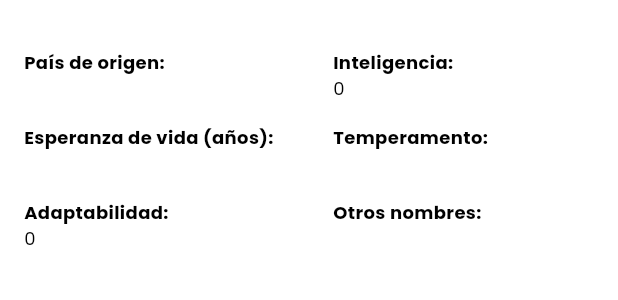
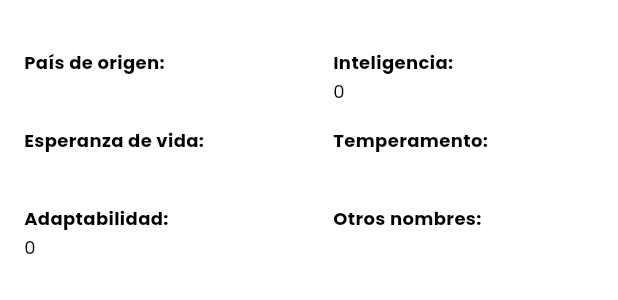
Before and after one commit to chrisr04/catbreeds, a Flutter app: the CatBreedAttributes widget shown alone on an empty page, opened directly with empty values, on a phone screen of 412 x 824 dp. Shown: the top 300 px of the screen. Run offline on Flutter 3.47's test engine with Material 3 defaults, Android fonts, the phone set to English and light mode, and no system bars; network calls fail.

Commit message:
Visual changes

```diff
--- a/lib/shared/values/strings.dart
+++ b/lib/shared/values/strings.dart
@@ -1,13 +1,13 @@
 class AppStrings {
-  static const appName = 'Catbreeds';
   static const more = 'Más';
   static const originCountry = 'País de origen:';
   static const intelligence = 'Inteligencia:';
   static const searchYourFavariteCatsByBreed =
       'Busca tus gatos favoritos por raza';
   static const adaptability = 'Adaptabilidad:';
-  static const lifeSpan = 'Esperanza de vida (años):';
+  static const lifeSpan = 'Esperanza de vida:';
   static const alternativeNames = 'Otros nombres:';
   static const temperament = 'Temperamento:';
   static const noResultFound = 'No se encontraron resultados';
+  static const years = 'años';
 }
--- a/lib/shared/widgets/molecules/cards/cat_breed_card.dart
+++ b/lib/shared/widgets/molecules/cards/cat_breed_card.dart
@@ -123,6 +123,7 @@ class CatBreedCard extends StatelessWidget {
                           row.labelLeft ?? '',
                           weight: FontWeight.w700,
                         ),
+                        const SpacingXXS(),
                         TextSmall(
                           row.contentLeft ?? '',
                         ),
@@ -137,6 +138,7 @@ class CatBreedCard extends StatelessWidget {
                           row.labelRight ?? '',
                           weight: FontWeight.w700,
                         ),
+                        const SpacingXXS(),
                         TextSmall(
                           row.contentRight ?? '',
                         ),
--- a/lib/ui/detail/page/page.dart
+++ b/lib/ui/detail/page/page.dart
@@ -14,6 +14,7 @@ class DetailPage extends StatelessWidget {
   @override
   Widget build(BuildContext context) {
     return const Scaffold(
+      resizeToAvoidBottomInset: false,
       appBar: DetailAppBar(),
       body: Column(
         children: [
--- a/lib/ui/detail/page/widgets/cat_breed_attributes.dart
+++ b/lib/ui/detail/page/widgets/cat_breed_attributes.dart
@@ -6,7 +6,8 @@ class CatBreedAttributes extends StatelessWidget {
   @override
   Widget build(BuildContext context) {
     final catBreed = ModalRoute.of(context)!.settings.arguments as CatBreed;
-
+    final lifeSpan =
+        '${catBreed.lifeSpan} ${catBreed.lifeSpan.isNotEmpty ? AppStrings.years : ''}';
     return Expanded(
       child: SingleChildScrollView(
         padding: const EdgeInsets.symmetric(
@@ -27,7 +28,7 @@ class CatBreedAttributes extends StatelessWidget {
             const SpacingM(),
             BreedAttributeRow(
               labelLeft: AppStrings.lifeSpan,
-              contentLeft: catBreed.lifeSpan,
+              contentLeft: lifeSpan,
               labelRight: AppStrings.temperament,
               contentRight: catBreed.temperament,
             ),
@@ -73,6 +74,7 @@ class BreedAttributeRow extends StatelessWidget {
                 labelLeft,
                 weight: FontWeight.w700,
               ),
+              const SpacingXXS(),
               TextSmall(
                 contentLeft,
               ),
@@ -88,6 +90,7 @@ class BreedAttributeRow extends StatelessWidget {
                 labelRight,
                 weight: FontWeight.w700,
               ),
+              const SpacingXXS(),
               TextSmall(
                 contentRight,
               ),
--- a/lib/ui/home/page/page.dart
+++ b/lib/ui/home/page/page.dart
@@ -37,6 +37,7 @@ class _HomePageState extends State<HomePage> {
   Widget build(BuildContext context) {
     return const SafeArea(
       child: Scaffold(
+        resizeToAvoidBottomInset: false,
         body: Column(
           children: [
             HomeSearchBar(),
```
Also changed, not shown: 2 other files.
